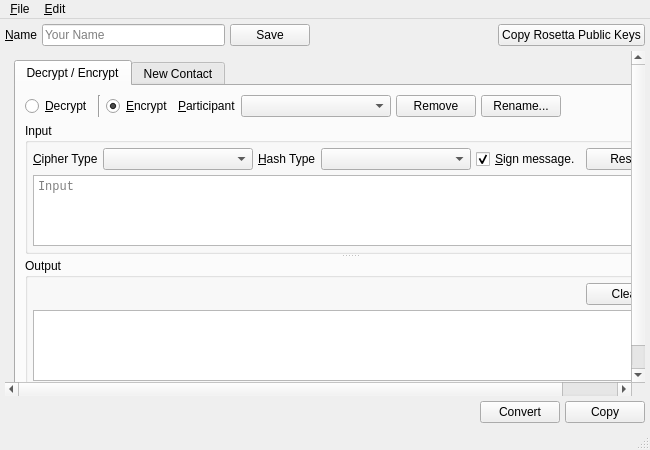
textbrowser/spot-on, file branches/trunk/UI/spot-on-rosetta.ui: the form before one commit.
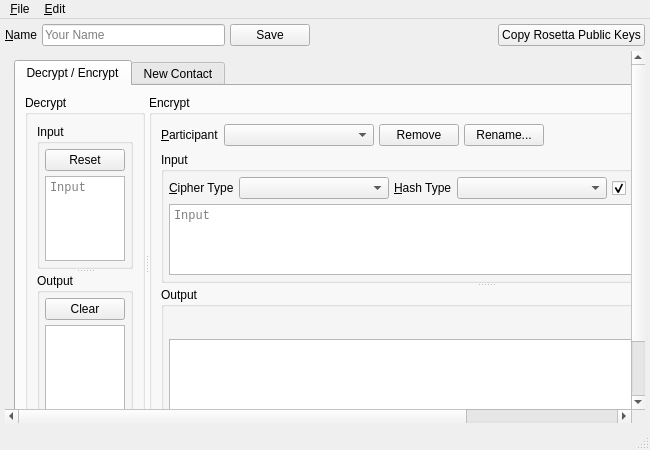
The form after the commit. Icons and pictures are not drawn.

Commit message: Decrypt / encrypt Rosetta panels.

```diff
--- a/branches/trunk/UI/spot-on-rosetta.ui
+++ b/branches/trunk/UI/spot-on-rosetta.ui
@@ -98,8 +98,8 @@
         <rect>
          <x>0</x>
          <y>0</y>
-         <width>731</width>
-         <height>439</height>
+         <width>869</width>
+         <height>523</height>
         </rect>
        </property>
        <layout class="QVBoxLayout" name="verticalLayout_5">
@@ -112,48 +112,164 @@
            <attribute name="title">
             <string>Decrypt / Encrypt</string>
            </attribute>
+           <layout class="QVBoxLayout" name="verticalLayout_10">
+            <item>
+             <widget class="QSplitter" name="splitter_3">
+              <property name="orientation">
+               <enum>Qt::Horizontal</enum>
+              </property>
+              <widget class="QGroupBox" name="groupBox_5">
+               <property name="title">
+                <string>Decrypt</string>
+               </property>
+               <layout class="QVBoxLayout" name="verticalLayout_8">
+                <item>
+                 <widget class="QSplitter" name="splitter_2">
+                  <property name="orientation">
+                   <enum>Qt::Vertical</enum>
+                  </property>
+                  <widget class="QGroupBox" name="groupBox_3">
+                   <property name="title">
+                    <string>Input</string>
+                   </property>
+                   <layout class="QVBoxLayout" name="verticalLayout_4">
+                    <property name="spacing">
+                     <number>5</number>
+                    </property>
+                    <property name="leftMargin">
+                     <number>5</number>
+                    </property>
+                    <property name="topMargin">
+                     <number>5</number>
+                    </property>
+                    <property name="rightMargin">
+                     <number>5</number>
+                    </property>
+                    <property name="bottomMargin">
+                     <number>5</number>
+                    </property>
+                    <item>
+                     <layout class="QHBoxLayout" name="horizontalLayout_3">
+                      <property name="spacing">
+                       <number>5</number>
+                      </property>
+                      <item>
+                       <spacer name="horizontalSpacer_3">
+                        <property name="orientation">
+                         <enum>Qt::Horizontal</enum>
+                        </property>
+                        <property name="sizeHint" stdset="0">
+                         <size>
+                          <width>40</width>
+                          <height>20</height>
+                         </size>
+                        </property>
+                       </spacer>
+                      </item>
+                      <item>
+                       <widget class="QPushButton" name="decryptReset">
+                        <property name="text">
+                         <string>Reset</string>
+                        </property>
+                       </widget>
+                      </item>
+                     </layout>
+                    </item>
+                    <item>
+                     <widget class="QTextEdit" name="input_2">
+                      <property name="font">
+                       <font>
+                        <family>Monospace</family>
+                       </font>
+                      </property>
+                      <property name="tabChangesFocus">
+                       <bool>true</bool>
+                      </property>
+                      <property name="placeholderText">
+                       <string>Input</string>
+                      </property>
+                     </widget>
+                    </item>
+                   </layout>
+                  </widget>
+                  <widget class="QGroupBox" name="groupBox_4">
+                   <property name="title">
+                    <string>Output</string>
+                   </property>
            <layout class="QVBoxLayout" name="verticalLayout_7">
+                    <property name="spacing">
+                     <number>5</number>
+                    </property>
+                    <property name="leftMargin">
+                     <number>5</number>
+                    </property>
+                    <property name="topMargin">
+                     <number>5</number>
+                    </property>
+                    <property name="rightMargin">
+                     <number>5</number>
+                    </property>
+                    <property name="bottomMargin">
+                     <number>5</number>
+                    </property>
+                    <item>
+                     <layout class="QHBoxLayout" name="horizontalLayout_9">
+                      <property name="spacing">
+                       <number>5</number>
+                      </property>
+                      <item>
+                       <spacer name="horizontalSpacer_10">
+                        <property name="orientation">
+                         <enum>Qt::Horizontal</enum>
+                        </property>
+                        <property name="sizeHint" stdset="0">
+                         <size>
+                          <width>40</width>
+                          <height>20</height>
+                         </size>
+                        </property>
+                       </spacer>
+                      </item>
+                      <item>
+                       <widget class="QPushButton" name="decryptClear">
+                        <property name="text">
+                         <string>Clear</string>
+                        </property>
+                       </widget>
+                      </item>
+                     </layout>
+                    </item>
+                    <item>
+                     <widget class="QTextBrowser" name="output_2">
+                      <property name="font">
+                       <font>
+                        <family>Monospace</family>
+                       </font>
+                      </property>
+                      <property name="tabChangesFocus">
+                       <bool>true</bool>
+                      </property>
+                      <property name="openLinks">
+                       <bool>false</bool>
+                      </property>
+                     </widget>
+                    </item>
+                   </layout>
+                  </widget>
+                 </widget>
+                </item>
+               </layout>
+              </widget>
+              <widget class="QGroupBox" name="groupBox_6">
+               <property name="title">
+                <string>Encrypt</string>
+               </property>
+               <layout class="QVBoxLayout" name="verticalLayout_9">
             <item>
              <layout class="QHBoxLayout" name="horizontalLayout_5">
               <property name="spacing">
                <number>5</number>
               </property>
-              <item>
-               <widget class="QRadioButton" name="decrypt">
-                <property name="sizePolicy">
-                 <sizepolicy hsizetype="Minimum" vsizetype="Preferred">
-                  <horstretch>0</horstretch>
-                  <verstretch>0</verstretch>
-                 </sizepolicy>
-                </property>
-                <property name="text">
-                 <string>&amp;Decrypt</string>
-                </property>
-               </widget>
-              </item>
-              <item>
-               <widget class="Line" name="line">
-                <property name="orientation">
-                 <enum>Qt::Vertical</enum>
-                </property>
-               </widget>
-              </item>
-              <item>
-               <widget class="QRadioButton" name="encrypt">
-                <property name="sizePolicy">
-                 <sizepolicy hsizetype="Minimum" vsizetype="Preferred">
-                  <horstretch>0</horstretch>
-                  <verstretch>0</verstretch>
-                 </sizepolicy>
-                </property>
-                <property name="text">
-                 <string>&amp;Encrypt</string>
-                </property>
-                <property name="checked">
-                 <bool>true</bool>
-                </property>
-               </widget>
-              </item>
               <item>
                <widget class="QLabel" name="label">
                 <property name="text">
@@ -396,6 +512,44 @@
             </item>
            </layout>
           </widget>
+             </widget>
+            </item>
+            <item>
+             <layout class="QHBoxLayout" name="horizontalLayout_6">
+              <property name="spacing">
+               <number>5</number>
+              </property>
+              <item>
+               <spacer name="horizontalSpacer_6">
+                <property name="orientation">
+                 <enum>Qt::Horizontal</enum>
+                </property>
+                <property name="sizeHint" stdset="0">
+                 <size>
+                  <width>40</width>
+                  <height>20</height>
+                 </size>
+                </property>
+               </spacer>
+              </item>
+              <item>
+               <widget class="QPushButton" name="convert">
+                <property name="text">
+                 <string>Convert</string>
+                </property>
+               </widget>
+              </item>
+              <item>
+               <widget class="QPushButton" name="copyConverted">
+                <property name="text">
+                 <string>Copy</string>
+                </property>
+               </widget>
+              </item>
+             </layout>
+            </item>
+           </layout>
+          </widget>
           <widget class="QWidget" name="tab_2">
            <attribute name="title">
             <string>New Contact</string>
@@ -471,40 +625,6 @@
       </widget>
      </widget>
     </item>
-    <item>
-     <layout class="QHBoxLayout" name="horizontalLayout_6">
-      <property name="spacing">
-       <number>5</number>
-      </property>
-      <item>
-       <spacer name="horizontalSpacer_6">
-        <property name="orientation">
-         <enum>Qt::Horizontal</enum>
-        </property>
-        <property name="sizeHint" stdset="0">
-         <size>
-          <width>40</width>
-          <height>20</height>
-         </size>
-        </property>
-       </spacer>
-      </item>
-      <item>
-       <widget class="QPushButton" name="convert">
-        <property name="text">
-         <string>Convert</string>
-        </property>
-       </widget>
-      </item>
-      <item>
-       <widget class="QPushButton" name="copyConverted">
-        <property name="text">
-         <string>Copy</string>
-        </property>
-       </widget>
-      </item>
-     </layout>
-    </item>
    </layout>
   </widget>
   <widget class="QMenuBar" name="menubar">
```
Left out of the diff: 10 changed lines with no effect on the pictures. Lines whose indentation alone changed are shown as unchanged. The commit also changes 3 other files.
